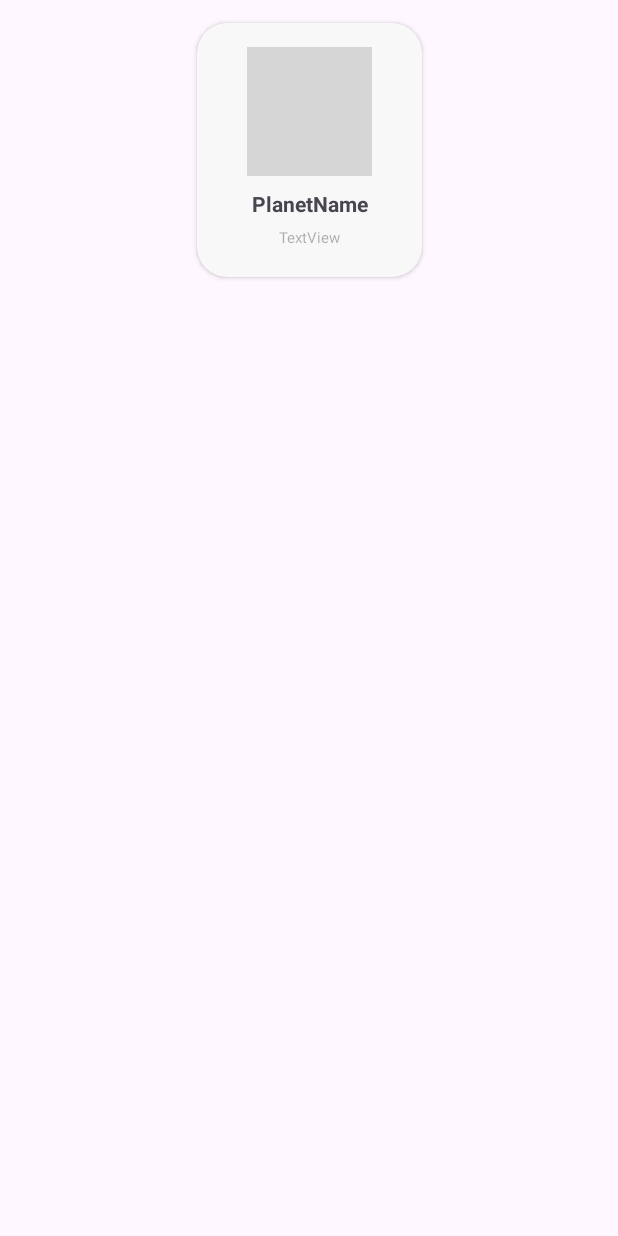
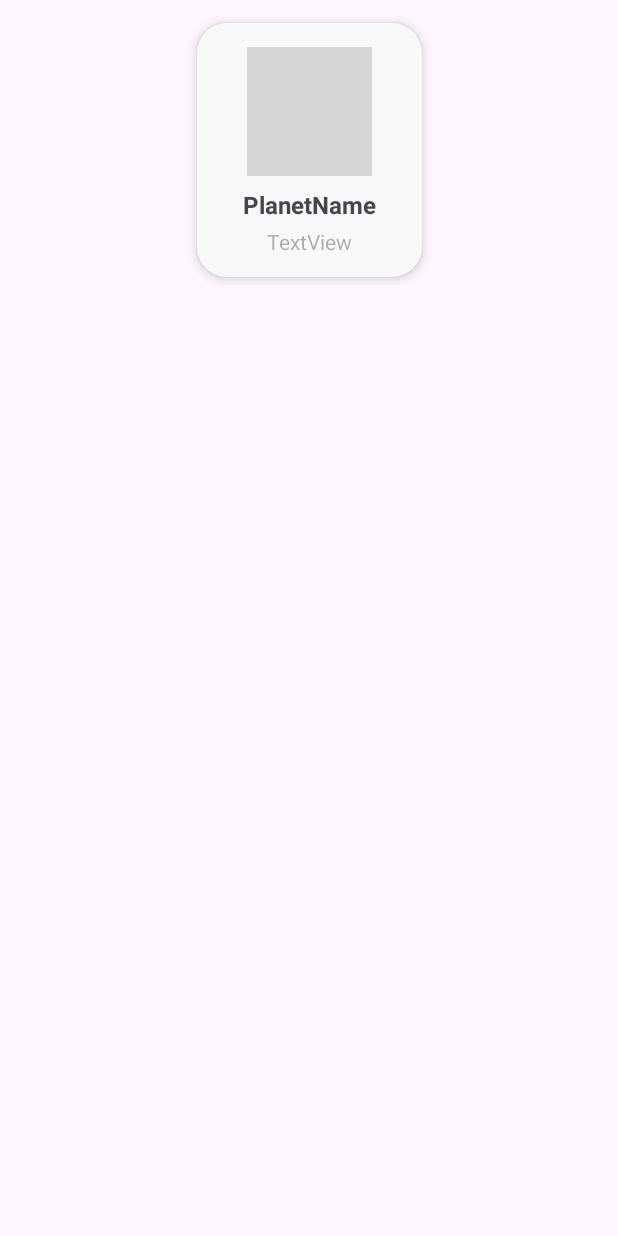
Before and after one commit to Mc-Ramirez/iPlanet_android, an Android app: the layout item_planet.xml on its own in the app's theme, with its tools: preview values and no code run, on a phone screen of 412 x 824 dp. Run offline under Robolectric (Android 15) with nearby library versions, the phone set to English and light mode, and no system bars; Roboto replaces fonts that are not available here; grey boxes are pictures that could not be loaded.

Commit message:
minor item design changes

```diff
--- a/app/src/main/java/com/utad/iplanet/views/DetailPlanet/PlanetDetailFragment.kt
+++ b/app/src/main/java/com/utad/iplanet/views/DetailPlanet/PlanetDetailFragment.kt
@@ -25,7 +25,6 @@ class PlanetDetailFragment : Fragment() {
     private val binding get() = _binding!!
     private val args: PlanetDetailFragmentArgs by navArgs()
 
-    private var planetNameDetail : String = "No encontrado"
 
     private val retrofit = Retrofit.Builder()
         .baseUrl("https://iplanet-api.herokuapp.com")
--- a/app/src/main/res/layout/fragment_planets_list.xml
+++ b/app/src/main/res/layout/fragment_planets_list.xml
@@ -11,7 +11,7 @@
         android:id="@+id/recyclerView"
         android:layout_width="match_parent"
         android:layout_height="0dp"
-        android:layout_marginTop="5dp"
+        android:background="#E8E8E8"
         app:layout_constraintBottom_toBottomOf="parent"
         app:layout_constraintEnd_toEndOf="parent"
         app:layout_constraintStart_toStartOf="parent"
--- a/app/src/main/res/layout/item_planet.xml
+++ b/app/src/main/res/layout/item_planet.xml
@@ -13,10 +13,12 @@
         android:layout_marginBottom="5dp"
         app:cardBackgroundColor="#F8F8F8"
         app:cardCornerRadius="20dp"
+        app:cardElevation="5dp"
         app:layout_constraintBottom_toBottomOf="parent"
         app:layout_constraintEnd_toEndOf="parent"
         app:layout_constraintStart_toStartOf="parent"
-        app:layout_constraintTop_toTopOf="parent">
+        app:layout_constraintTop_toTopOf="parent"
+        app:layout_constraintVertical_bias="0.43">
 
         <androidx.constraintlayout.widget.ConstraintLayout
             android:layout_width="match_parent"
@@ -37,6 +39,7 @@
                 android:layout_width="wrap_content"
                 android:layout_height="wrap_content"
                 android:text="PlanetName"
+                android:textSize="16sp"
                 android:textStyle="bold"
                 app:layout_constraintBottom_toBottomOf="parent"
                 app:layout_constraintEnd_toEndOf="parent"
@@ -50,7 +53,7 @@
                 android:layout_height="wrap_content"
                 android:text="TextView"
                 android:textColor="#51000000"
-                android:textSize="10sp"
+                android:textSize="14sp"
                 app:layout_constraintBottom_toBottomOf="parent"
                 app:layout_constraintEnd_toEndOf="parent"
                 app:layout_constraintStart_toStartOf="parent"
```
